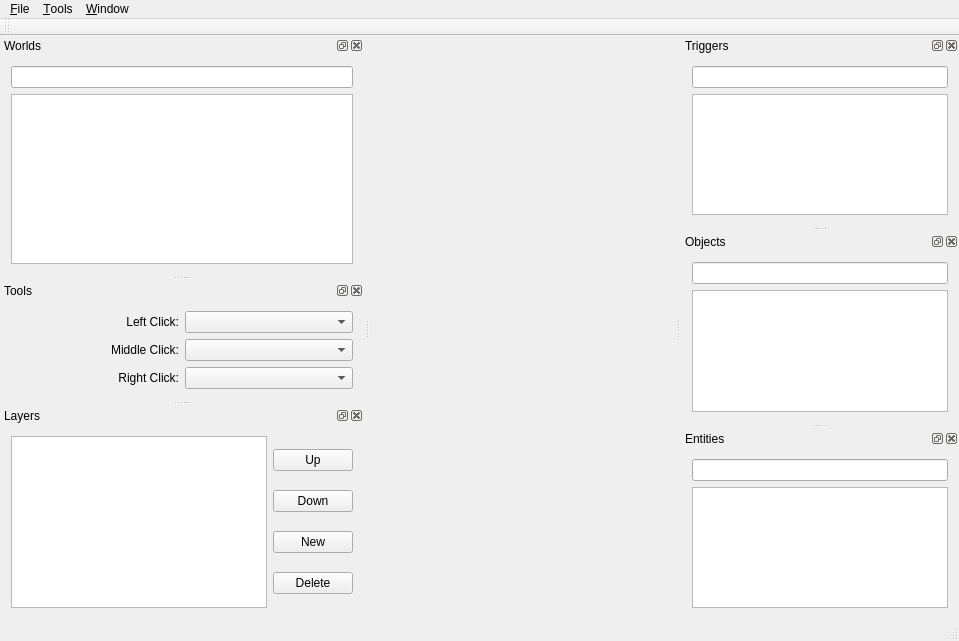
Above: tools/world-editor/WorldEditor.ui from andrewrk/motrs before the change. Below: the same form after it.
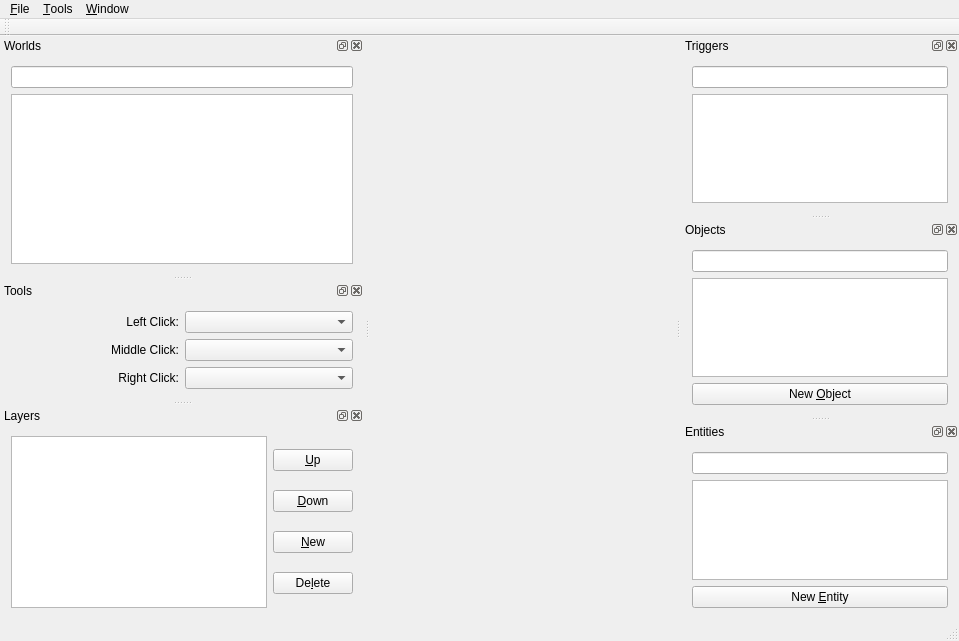
That is the form after the change.

Commit message: don't use single instance for object editor, handle window closing better

What changed in the file:
```diff
--- a/tools/world-editor/WorldEditor.ui
+++ b/tools/world-editor/WorldEditor.ui
@@ -115,6 +115,13 @@
      <item>
       <widget class="QListWidget" name="lstObjects"/>
      </item>
+     <item>
+      <widget class="QPushButton" name="btnNewObject">
+       <property name="text">
+        <string>New &amp;Object</string>
+       </property>
+      </widget>
+     </item>
     </layout>
    </widget>
   </widget>
@@ -201,28 +208,28 @@
        <item>
         <widget class="QPushButton" name="btnMoveLayerUp">
          <property name="text">
-          <string>Up</string>
+          <string>&amp;Up</string>
          </property>
         </widget>
        </item>
        <item>
         <widget class="QPushButton" name="btnMoveLayerDown">
          <property name="text">
-          <string>Down</string>
+          <string>&amp;Down</string>
          </property>
         </widget>
        </item>
        <item>
         <widget class="QPushButton" name="btnNewLayer">
          <property name="text">
-          <string>New</string>
+          <string>&amp;New</string>
          </property>
         </widget>
        </item>
        <item>
         <widget class="QPushButton" name="btnDeleteLayer">
          <property name="text">
-          <string>Delete</string>
+          <string>De&amp;lete</string>
          </property>
         </widget>
        </item>
@@ -271,6 +278,13 @@
        </property>
       </widget>
      </item>
+     <item>
+      <widget class="QPushButton" name="btnNewEntity">
+       <property name="text">
+        <string>New &amp;Entity</string>
+       </property>
+      </widget>
+     </item>
     </layout>
    </widget>
   </widget>
```
Left out of the diff: 13 changed lines with no effect on the pictures. The commit also changes 5 other files.
